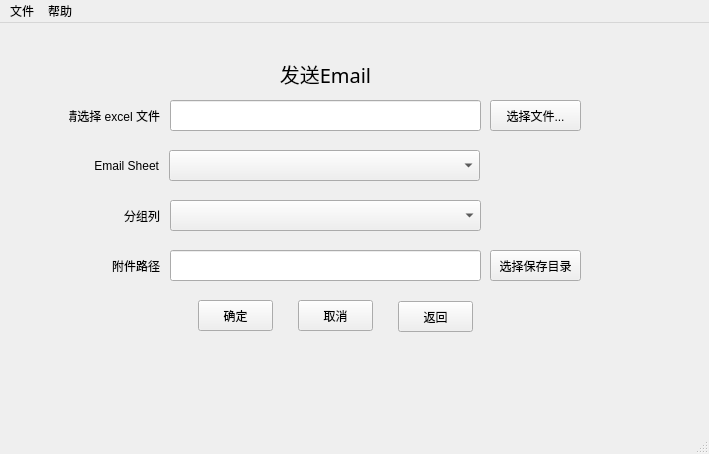
Before: the Qt Designer form emailonlywindow.ui in ainiaa/splitExcel, drawn with Qt 5.
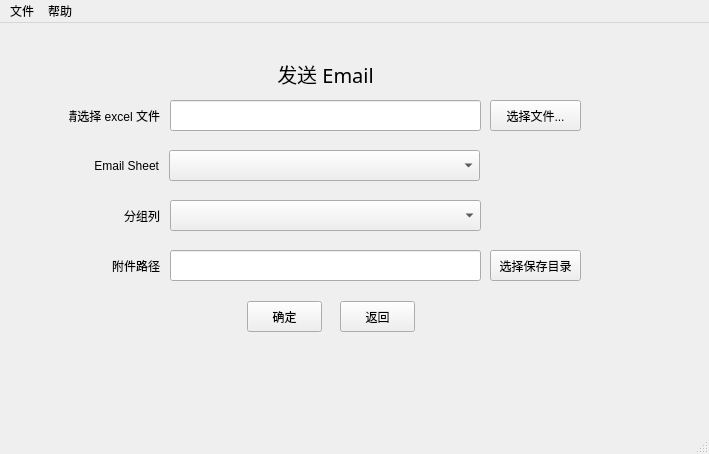
After: the same form once the commit is applied. Icons and pictures are not drawn.

The edit to the form file:
```diff
--- a/emailonlywindow.ui
+++ b/emailonlywindow.ui
@@ -79,19 +79,6 @@
      </rect>
     </property>
    </widget>
-   <widget class="QPushButton" name="cancelPushButton">
-    <property name="geometry">
-     <rect>
-      <x>298</x>
-      <y>277</y>
-      <width>75</width>
-      <height>31</height>
-     </rect>
-    </property>
-    <property name="text">
-     <string>取消</string>
-    </property>
-   </widget>
    <widget class="QLabel" name="selectFileLabel">
     <property name="geometry">
      <rect>
@@ -127,7 +114,7 @@
      </font>
     </property>
     <property name="text">
-     <string>发送Email</string>
+     <string>发送 Email</string>
     </property>
     <property name="alignment">
      <set>Qt::AlignCenter</set>
@@ -172,8 +159,8 @@
    <widget class="QPushButton" name="submitPushButton">
     <property name="geometry">
      <rect>
-      <x>198</x>
-      <y>277</y>
+      <x>247</x>
+      <y>278</y>
       <width>75</width>
       <height>31</height>
      </rect>
@@ -214,7 +201,7 @@
    <widget class="QPushButton" name="gobackPushButton">
     <property name="geometry">
      <rect>
-      <x>398</x>
+      <x>340</x>
       <y>278</y>
       <width>75</width>
       <height>31</height>
```
Left out of the diff: 2 changed lines with no effect on the pictures.
